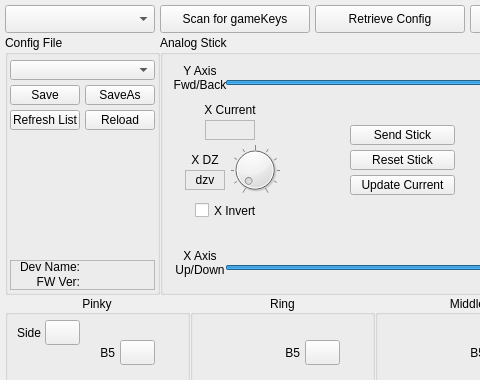
Qt form ui_main.ui (andrewb435/gameKey-Companion) before a commit; both pictures show x 0 to 480 and y 0 to 380 of the 935 by 485 pixel window.
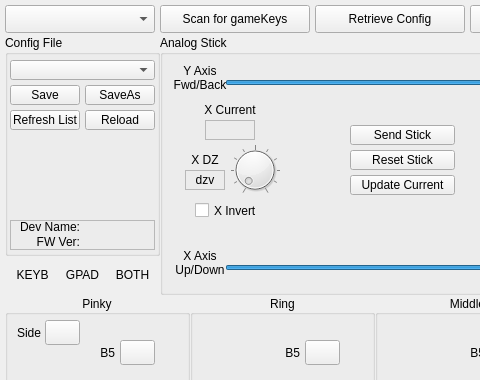
The same form after that commit. Custom widgets are drawn as their Qt base class.

Commit message: UI updates for keybinding output modes

```diff
--- a/ui_main.ui
+++ b/ui_main.ui
@@ -1103,7 +1103,7 @@
       <x>5</x>
       <y>35</y>
       <width>155</width>
-      <height>260</height>
+      <height>221</height>
      </rect>
     </property>
     <property name="title">
@@ -1196,7 +1196,7 @@
      <property name="geometry">
       <rect>
        <x>5</x>
-       <y>225</y>
+       <y>185</y>
        <width>145</width>
        <height>30</height>
       </rect>
@@ -1876,6 +1876,54 @@
      </property>
     </widget>
    </widget>
+   <widget class="QLabel" name="lGPADColor">
+    <property name="geometry">
+     <rect>
+      <x>60</x>
+      <y>260</y>
+      <width>45</width>
+      <height>30</height>
+     </rect>
+    </property>
+    <property name="text">
+     <string>GPAD</string>
+    </property>
+    <property name="alignment">
+     <set>Qt::AlignCenter</set>
+    </property>
+   </widget>
+   <widget class="QLabel" name="lKEYBColor">
+    <property name="geometry">
+     <rect>
+      <x>10</x>
+      <y>260</y>
+      <width>45</width>
+      <height>30</height>
+     </rect>
+    </property>
+    <property name="text">
+     <string>KEYB</string>
+    </property>
+    <property name="alignment">
+     <set>Qt::AlignCenter</set>
+    </property>
+   </widget>
+   <widget class="QLabel" name="lBOTHColor">
+    <property name="geometry">
+     <rect>
+      <x>110</x>
+      <y>260</y>
+      <width>45</width>
+      <height>30</height>
+     </rect>
+    </property>
+    <property name="text">
+     <string>BOTH</string>
+    </property>
+    <property name="alignment">
+     <set>Qt::AlignCenter</set>
+    </property>
+   </widget>
   </widget>
  </widget>
  <customwidgets>
```
The commit also changes 3 other files.
